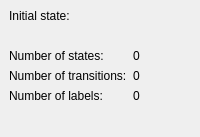
The window that tools/ltsgraph-qt/information.ui (gijskant/mcrl2-pmc) describes before a commit, drawn with Qt 5.
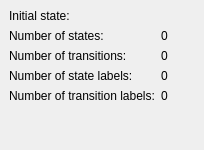
The same window after the commit.

Commit message: (LTSGraph-qt) Fixed bugs in SpringLayout, improved information displayed, cleaned-up internal graph representation, implemented initial state marking, improved rendering, implemented XML import and export.

Patch:
```diff
--- a/tools/ltsgraph-qt/information.ui
+++ b/tools/ltsgraph-qt/information.ui
@@ -6,14 +6,14 @@
    <rect>
     <x>0</x>
     <y>0</y>
-    <width>200</width>
-    <height>137</height>
+    <width>204</width>
+    <height>150</height>
    </rect>
   </property>
   <property name="minimumSize">
    <size>
-    <width>179</width>
-    <height>137</height>
+    <width>204</width>
+    <height>150</height>
    </size>
   </property>
   <property name="maximumSize">
@@ -55,38 +55,52 @@
         </property>
        </widget>
       </item>
-      <item row="2" column="1">
+      <item row="1" column="1">
        <widget class="QLabel" name="lblStatesValue">
         <property name="text">
          <string>0</string>
         </property>
        </widget>
       </item>
-      <item row="2" column="0">
+      <item row="1" column="0">
        <widget class="QLabel" name="lblStates">
         <property name="text">
          <string>Number of states:</string>
         </property>
        </widget>
       </item>
-      <item row="3" column="0">
+      <item row="2" column="0">
        <widget class="QLabel" name="lblTransitions">
         <property name="text">
          <string>Number of transitions:</string>
         </property>
        </widget>
       </item>
-      <item row="3" column="1">
+      <item row="2" column="1">
        <widget class="QLabel" name="lblTransitionsValue">
         <property name="text">
          <string>0</string>
         </property>
        </widget>
       </item>
+      <item row="3" column="0">
+       <widget class="QLabel" name="lblStateLabels">
+        <property name="text">
+         <string>Number of state labels:</string>
+        </property>
+       </widget>
+      </item>
+      <item row="3" column="1">
+       <widget class="QLabel" name="lblStateLabelsValue">
+        <property name="text">
+         <string>0</string>
+        </property>
+       </widget>
+      </item>
       <item row="4" column="0">
        <widget class="QLabel" name="lblLabels">
         <property name="text">
-         <string>Number of labels:</string>
+         <string>Number of transition labels:</string>
         </property>
        </widget>
       </item>
@@ -97,13 +111,6 @@
         </property>
        </widget>
       </item>
-      <item row="1" column="1">
-       <widget class="QLabel" name="lblInitialString">
-        <property name="text">
-         <string/>
-        </property>
-       </widget>
-      </item>
      </layout>
     </item>
     <item>
```
Left out of the diff: 4 changed lines with no effect on the pictures. The commit also changes 15 other files.
